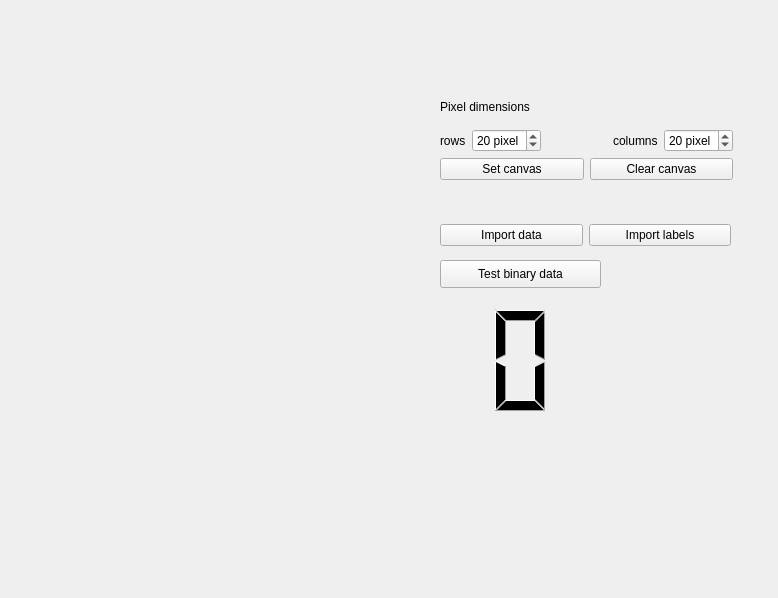
This is milestone4/canvas.ui in yuliahn/PRG_Praktikum as Qt 5 draws it before an edit. The edited form follows.
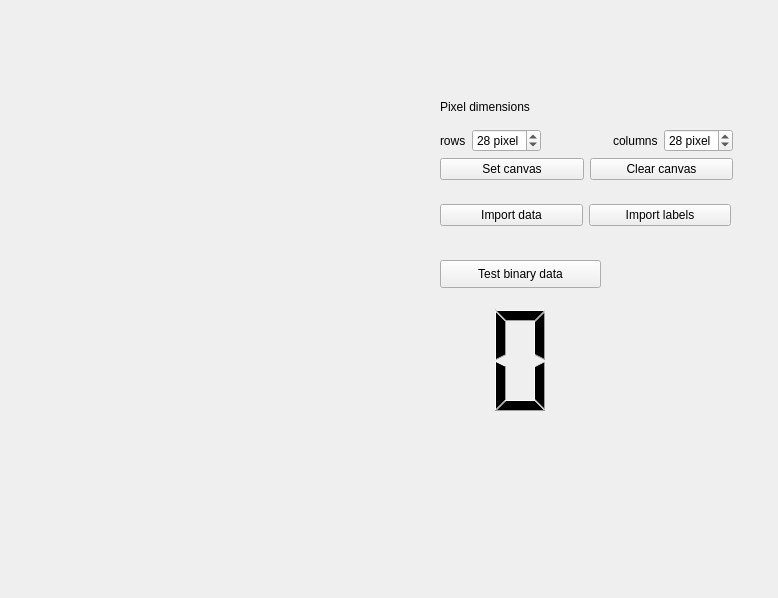
This is the edited form.

```diff
--- a/milestone4/canvas.ui
+++ b/milestone4/canvas.ui
@@ -60,7 +60,7 @@
              <string> pixel</string>
             </property>
             <property name="value">
-             <number>20</number>
+             <number>28</number>
             </property>
            </widget>
           </item>
@@ -94,7 +94,7 @@
              <string> pixel</string>
             </property>
             <property name="value">
-             <number>20</number>
+             <number>28</number>
             </property>
            </widget>
           </item>
@@ -153,11 +153,11 @@
     <number>1</number>
    </property>
   </widget>
-  <widget class="QWidget" name="">
+  <widget class="QWidget" name="layoutWidget">
    <property name="geometry">
     <rect>
      <x>440</x>
-     <y>220</y>
+     <y>200</y>
      <width>291</width>
      <height>30</height>
     </rect>
```
